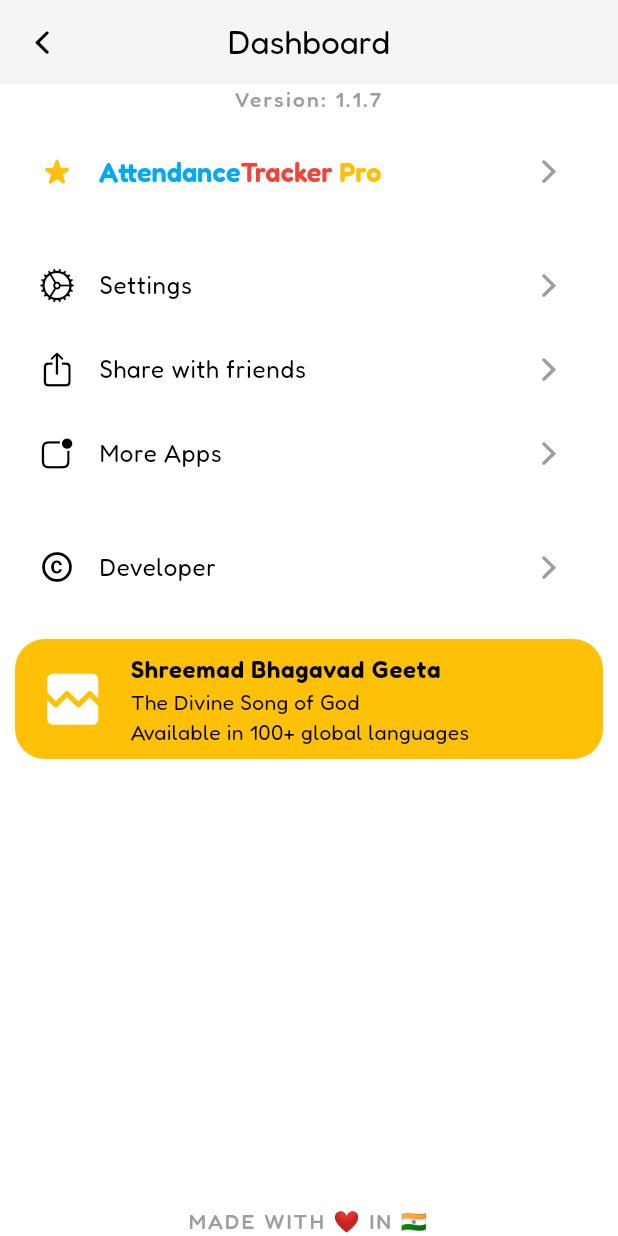
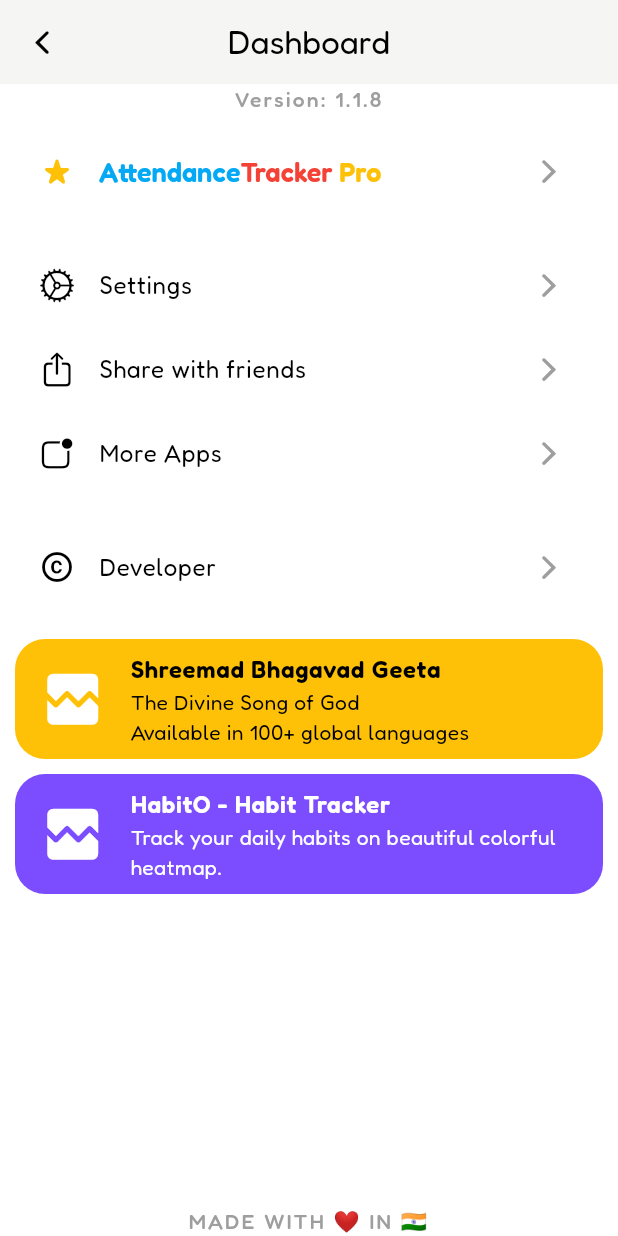
Before and after one commit to Aman-Sirmaur19/Attendance_Tracker_App, a Flutter app: the DashboardScreen screen opened directly, on a phone screen of 412 x 824 dp. Run offline on Flutter 3.47's test engine with Material 3 defaults, Android fonts, the phone set to English and light mode, and no system bars; our stand-ins replace flutter_local_notifications, google_mobile_ads, hive, hive_flutter, image_picker, photo_view and 4 more; missing offline and left inert: in_app_update; accounts and stored records are empty; network calls fail.

Commit message:
Updated version.

```diff
--- a/lib/screens/dashboard_screen.dart
+++ b/lib/screens/dashboard_screen.dart
@@ -37,7 +37,7 @@
       body: Column(
         children: [
           const Text(
-            'Version: 1.1.7',
+            'Version: 1.1.8',
             textAlign: TextAlign.center,
             style: TextStyle(
               letterSpacing: 1.5,
@@ -48,7 +48,6 @@
           Expanded(
             child: ListView(
               padding: const EdgeInsets.only(left: 10, right: 10, top: 10),
-              physics: const BouncingScrollPhysics(),
               children: [
                 ListTile(
                   tileColor: Theme.of(context).colorScheme.primary,
@@ -280,6 +279,23 @@
                   isFirst: true,
                   isLast: true,
                 ),
+                const SizedBox(height: 10),
+                _customListTile(
+                  onTap: () async {
+                    const url =
+                        'https://play.google.com/store/apps/details?id=com.sirmaur.habito';
+                    _launchInBrowser(context, Uri.parse(url));
+                  },
+                  tileColor: Colors.deepPurpleAccent,
+                  imageUrl:
+                      'https://play-lh.googleusercontent.com/6pVzCQ-zskiVRkDHCfplR_2JNIUgotMHc_5wGG3EsQR9maMJeIoIhWjpkk4qyR_-UZ5a=w480-h960-rw',
+                  title: 'HabitO - Habit Tracker',
+                  subtitle:
+                      'Track your daily habits on beautiful colorful heatmap.',
+                  context: context,
+                  isFirst: true,
+                  isLast: true,
+                ),
               ],
             ),
           ),
@@ -336,8 +352,8 @@
       title: Text(
         title,
         style: subtitle != null
-            ? const TextStyle(
-                color: Colors.black,
+            ? TextStyle(
+                color: title.contains('Geeta') ? Colors.black : Colors.white,
                 fontWeight: FontWeight.bold,
               )
             : null,
@@ -345,7 +361,8 @@
       subtitle: subtitle != null
           ? Text(
               subtitle,
-              style: const TextStyle(color: Colors.black),
+              style: TextStyle(
+                  color: title.contains('Geeta') ? Colors.black : Colors.white),
             )
           : null,
       trailing: subtitle == null
```
